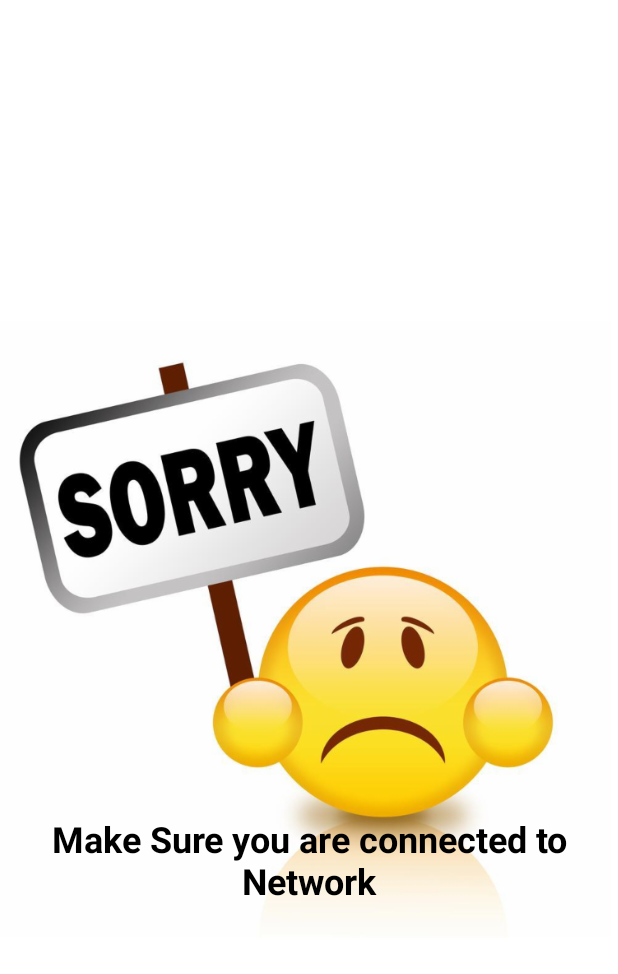
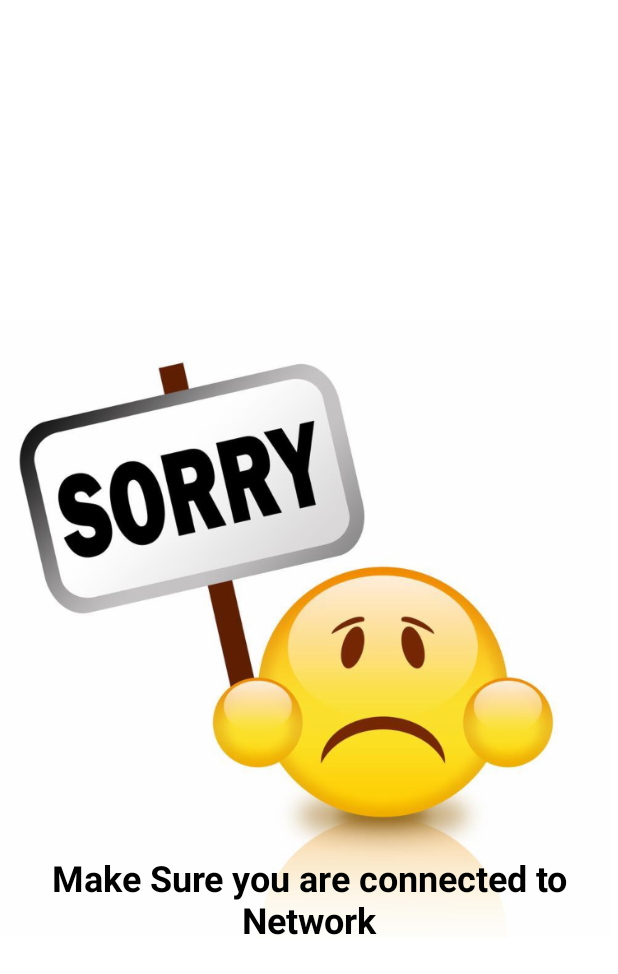
Before and after one commit to MSSIDDIQUE/CoachingApp, an Android app: the layout sorry_layout.xml on its own in the app's theme, with its tools: preview values and no code run, on a phone screen of 412 x 824 dp. Shown: the top 974 px of the screen. Run offline under Robolectric (Android 15) with nearby library versions, the phone set to English and light mode, and no system bars; Roboto replaces fonts that are not available here.

Commit message:
Second Push

```diff
--- a/app/src/main/java/com/example/hello/coachingapp/MainActivity.java
+++ b/app/src/main/java/com/example/hello/coachingapp/MainActivity.java
@@ -123,8 +123,8 @@ public class MainActivity extends AppCompatActivity
             FragmentTransaction ft = fm.beginTransaction();
             ft.replace(R.id.screen_area, f).commit();
 
-            SharedPreferences prefs = PreferenceManager.getDefaultSharedPreferences(getApplicationContext());
-            prefs.edit().putBoolean("Islogin", false).commit();
+            SharedPreferences prefs = PreferenceManager.getDefaultSharedPreferences(this);
+            prefs.edit().putBoolean("Islogin", false).apply();
         }
 
         return super.onOptionsItemSelected(item);
--- a/app/src/main/java/com/example/hello/coachingapp/ToppersTab.java
+++ b/app/src/main/java/com/example/hello/coachingapp/ToppersTab.java
@@ -17,6 +17,7 @@ import android.support.design.widget.TabLayout;
 import android.support.v4.app.FragmentPagerAdapter;
 import android.support.v13.app.FragmentStatePagerAdapter;
 import android.support.v4.view.ViewPager;
+import android.util.Log;
 import android.view.LayoutInflater;
 import android.view.View;
 import android.view.ViewGroup;
@@ -39,13 +40,14 @@ public class ToppersTab extends android.support.v4.app.Fragment {
     public View onCreateView(LayoutInflater inflater, ViewGroup container,
                              Bundle savedInstanceState) {
         SharedPreferences prefs = PreferenceManager.getDefaultSharedPreferences(getContext());
-        boolean Islogin = prefs.getBoolean("Islogin", false);
+        boolean Islogin = prefs.getBoolean("Islogin",false);
         if(!Islogin)
         {
             Toast.makeText(getContext(),"Please make sure that you have Successfully Logged in to your Acccount", Toast.LENGTH_LONG);
             view = inflater.inflate(R.layout.sorry_layout,container,false);
             TextView text = (TextView)view.findViewById(R.id.textView);
             text.setText("Please make sure that you have Successfully Logged in to your Acccount");
+            return view;
         }
         view=inflater.inflate(R.layout.toppers_tab_layout,container,false);
         tabLayout = (TabLayout) view.findViewById(R.id.tabs);
--- a/app/src/main/java/com/example/hello/coachingapp/Users.java
+++ b/app/src/main/java/com/example/hello/coachingapp/Users.java
@@ -9,6 +9,8 @@ public class Users {
         Name = name;
         Password = password;
     }
+
+    public Users() {}
 
     public String getType() {
         return Type;
--- a/app/src/main/res/layout/sorry_layout.xml
+++ b/app/src/main/res/layout/sorry_layout.xml
@@ -24,7 +24,7 @@
     <TextView
         android:id="@+id/textView"
         android:layout_width="0dp"
-        android:layout_height="66dp"
+        android:layout_height="80dp"
         android:layout_marginBottom="8dp"
         android:layout_marginEnd="8dp"
         android:layout_marginLeft="8dp"
@@ -32,15 +32,15 @@
         android:layout_marginStart="8dp"
         android:layout_marginTop="8dp"
         android:gravity="center_vertical|center_horizontal"
-        android:lines="2"
+        android:lines="3"
         android:text="Make Sure you are connected to Network"
         android:textColor="@android:color/black"
         android:textSize="24sp"
         android:textStyle="bold"
         app:layout_constraintBottom_toBottomOf="@+id/imageView4"
         app:layout_constraintEnd_toEndOf="parent"
-        app:layout_constraintHorizontal_bias="0.389"
+        app:layout_constraintHorizontal_bias="0.0"
         app:layout_constraintStart_toStartOf="parent"
         app:layout_constraintTop_toTopOf="@+id/imageView4"
-        app:layout_constraintVertical_bias="0.911" />
+        app:layout_constraintVertical_bias="1.0" />
 </android.support.constraint.ConstraintLayout>
```
Also changed, not shown: app/src/main/java/com/example/hello/coachingapp/GalleryFragment.java (+10 -0 lines), app/src/main/java/com/example/hello/coachingapp/LoginFragment.java (+33 -2 lines), app/src/main/java/com/example/hello/coachingapp/SignUpFragment.java (+6 -5 lines).
